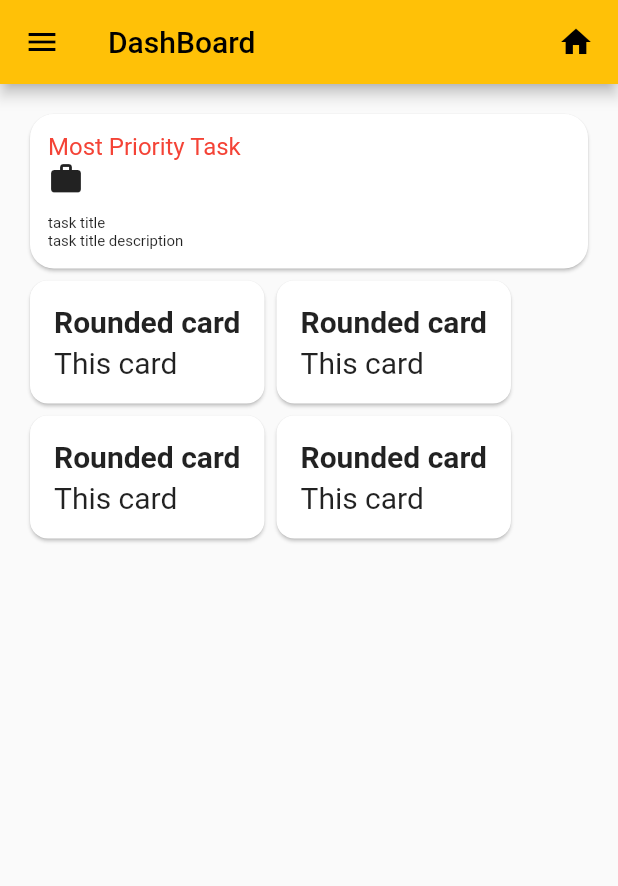
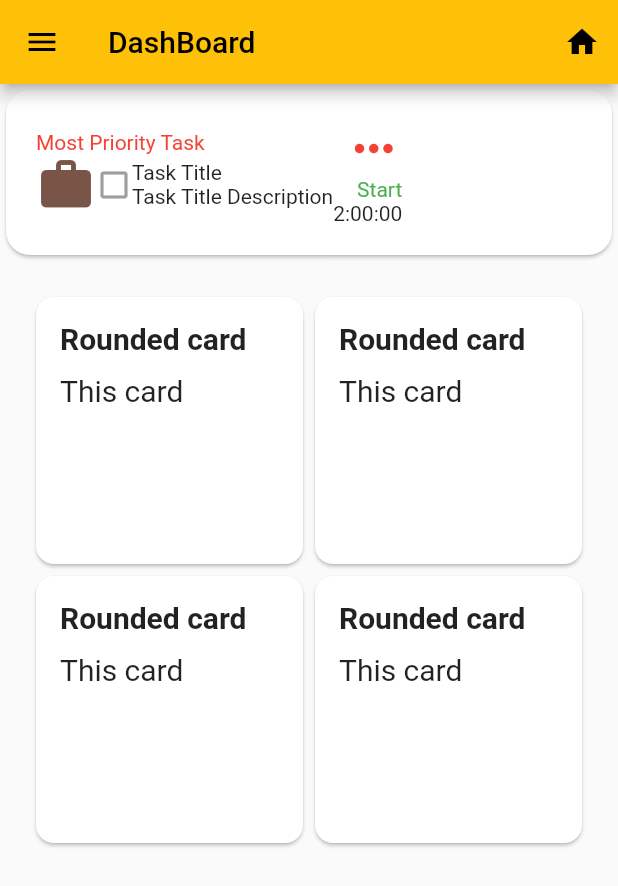
Before and after one commit to lanjAdabA/toDo_dashboard, a Flutter app: the screen it shows after launch, on a phone screen of 412 x 824 dp. Shown: the top 886 px of the screen. Run offline on Flutter 3.47's test engine with Material 2 defaults, Android fonts, the phone set to English and light mode, and no system bars.

Commit message:
top bar almost done

```diff
--- a/todoapp/lib/main.dart
+++ b/todoapp/lib/main.dart
@@ -1,6 +1,9 @@
 // ignore_for_file: use_key_in_widget_constructors
 
+import 'dart:developer';
+
 import 'package:flutter/material.dart';
+import 'package:flutter/rendering.dart';
 
 void main() => runApp(const MyApp());
 
@@ -37,53 +40,99 @@ class _MainPageState extends State<MainPage> {
           leading: const Icon(Icons.menu),
           actions: const [
             Icon(Icons.home),
-            Padding(padding: EdgeInsets.only(right: 16))
+            Padding(padding: EdgeInsets.only(right: 12))
           ],
         ),
-        body: ListView(
-          padding: const EdgeInsets.all(16),
+        body: Column(
           children: [
             buildQuoteCard(),
-            Row(
+            GridView.count(
+              shrinkWrap: true,
+              primary: false,
+              padding: const EdgeInsets.all(20),
+              crossAxisCount: 2,
               children: [
-                buildRoundedCard(),
                 buildRoundedCard1(),
-              ],
-            ),
-            Row(
-              children: [
-                buildRoundedCard2(),
-                buildRoundedCard3(),
+                buildRoundedCard1(),
+                buildRoundedCard1(),
+                buildRoundedCard1(),
               ],
             ),
           ],
         ),
       );
 
-  Widget buildQuoteCard() => Card(
+  buildQuoteCard() => Card(
         shape: RoundedRectangleBorder(borderRadius: BorderRadius.circular(16)),
         child: Padding(
-          padding: const EdgeInsets.all(12),
-          child: Column(
-            crossAxisAlignment: CrossAxisAlignment.start,
-            children: const [
-              Text('Most Priority Task',
-                  style: TextStyle(
-                    fontSize: 16,
-                    color: Colors.red,
-                  )),
-              Icon(Icons.work),
-              SizedBox(height: 12),
-              Text(
-                'task title',
-                style: TextStyle(
-                  fontSize: 10,
-                ),
+          padding: const EdgeInsets.all(20),
+          child: Row(
+            children: [
+              const Align(
+                alignment: Alignment.topRight,
               ),
-              Text(
-                'task title description',
-                style: TextStyle(
-                  fontSize: 10,
+              Column(
+                mainAxisAlignment: MainAxisAlignment.start,
+                crossAxisAlignment: CrossAxisAlignment.start,
+                children: [
+                  const Text(
+                    "Most Priority Task",
+                    style: TextStyle(color: Colors.red),
+                  ),
+                  Row(
+                    mainAxisAlignment: MainAxisAlignment.center,
+                    crossAxisAlignment: CrossAxisAlignment.center,
+                    children: [
+                      const Icon(
+                        Icons.work,
+                        size: 40,
+                        color: Colors.brown,
+                      ),
+                      const Icon(
+                        Icons.check_box_outline_blank,
+                        color: Colors.grey,
+                        size: 24,
+                      ),
+                      Column(
+                        mainAxisAlignment: MainAxisAlignment.spaceEvenly,
+                        crossAxisAlignment: CrossAxisAlignment.start,
+                        children: const [
+                          Text(
+                            "Task Title",
+                          ),
+                          Text(
+                            "Task Title Description",
+                          ),
+                        ],
+                      )
+                    ],
+                  ),
+                ],
+              ),
+              Center(
+                child: Column(
+                  children: [
+                    Column(
+                      mainAxisAlignment: MainAxisAlignment.spaceEvenly,
+                      crossAxisAlignment: CrossAxisAlignment.end,
+                      children: const [
+                        /* Align(
+                          alignment: Alignment.centerRight,
+                        ),
+                        */
+                        Icon(
+                          Icons.more_horiz_outlined,
+                          color: Colors.red,
+                          size: 38,
+                        ),
+                        Text(
+                          "Start",
+                          style: TextStyle(color: Colors.green),
+                        ),
+                        Text("2:00:00"),
+                      ],
+                    ),
+                  ],
                 ),
               ),
             ],
@@ -91,14 +140,14 @@ class _MainPageState extends State<MainPage> {
         ),
       );
 
-  Widget buildRoundedCard() => Card(
+  buildRoundedCard1() => Card(
         shape: RoundedRectangleBorder(
           borderRadius: BorderRadius.circular(12),
         ),
         child: Container(
           padding: const EdgeInsets.all(16),
           child: Column(
-            crossAxisAlignment: CrossAxisAlignment.start,
+            crossAxisAlignment: CrossAxisAlignment.stretch,
             children: const [
               Text(
                 'Rounded card',
@@ -108,94 +157,8 @@ class _MainPageState extends State<MainPage> {
                 ),
               ),
               SizedBox(
-                height: 4,
-                width: 50,
-              ),
-              Text(
-                'This card',
-                style: TextStyle(fontSize: 20),
-              ),
-            ],
-          ),
-        ),
-      );
-
-  Widget buildRoundedCard1() => Card(
-        shape: RoundedRectangleBorder(
-          borderRadius: BorderRadius.circular(12),
-        ),
-        child: Container(
-          padding: const EdgeInsets.all(16),
-          child: Column(
-            crossAxisAlignment: CrossAxisAlignment.start,
-            children: const [
-              Text(
-                'Rounded card',
-                style: TextStyle(
-                  fontSize: 20,
-                  fontWeight: FontWeight.bold,
-                ),
-              ),
-              SizedBox(
-                height: 4,
-                width: 50,
-              ),
-              Text(
-                'This card',
-                style: TextStyle(fontSize: 20),
-              ),
-            ],
-          ),
-        ),
-      );
-  Widget buildRoundedCard2() => Card(
-        shape: RoundedRectangleBorder(
-          borderRadius: BorderRadius.circular(12),
-        ),
-        child: Container(
-          padding: const EdgeInsets.all(16),
-          child: Column(
-            crossAxisAlignment: CrossAxisAlignment.start,
-            children: const [
-              Text(
-                'Rounded card',
-                style: TextStyle(
-                  fontSize: 20,
-                  fontWeight: FontWeight.bold,
-                ),
-              ),
-              SizedBox(
-                height: 4,
-                width: 50,
-              ),
-              Text(
-                'This card',
-                style: TextStyle(fontSize: 20),
-              ),
-            ],
-          ),
-        ),
-      );
-
-  Widget buildRoundedCard3() => Card(
-        shape: RoundedRectangleBorder(
-          borderRadius: BorderRadius.circular(12),
-        ),
-        child: Container(
-          padding: const EdgeInsets.all(16),
-          child: Column(
-            crossAxisAlignment: CrossAxisAlignment.start,
-            children: const [
-              Text(
-                'Rounded card',
-                style: TextStyle(
-                  fontSize: 20,
-                  fontWeight: FontWeight.bold,
-                ),
-              ),
-              SizedBox(
-                height: 4,
-                width: 50,
+                height: 12,
+                width: 1,
               ),
               Text(
                 'This card',
```
